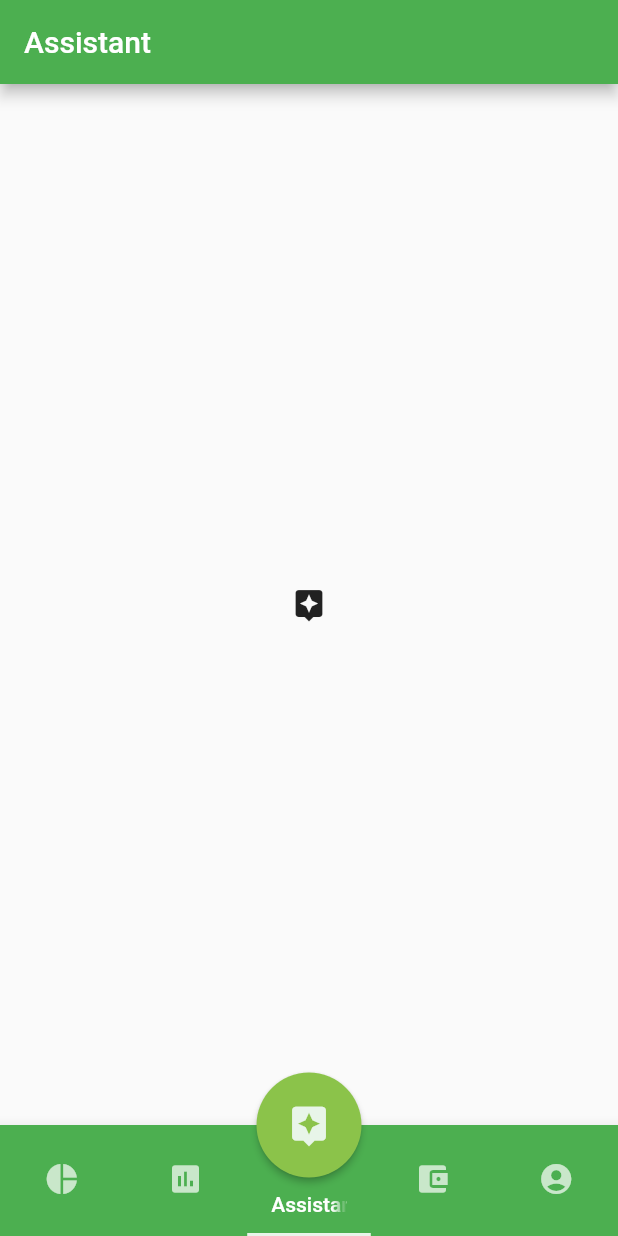
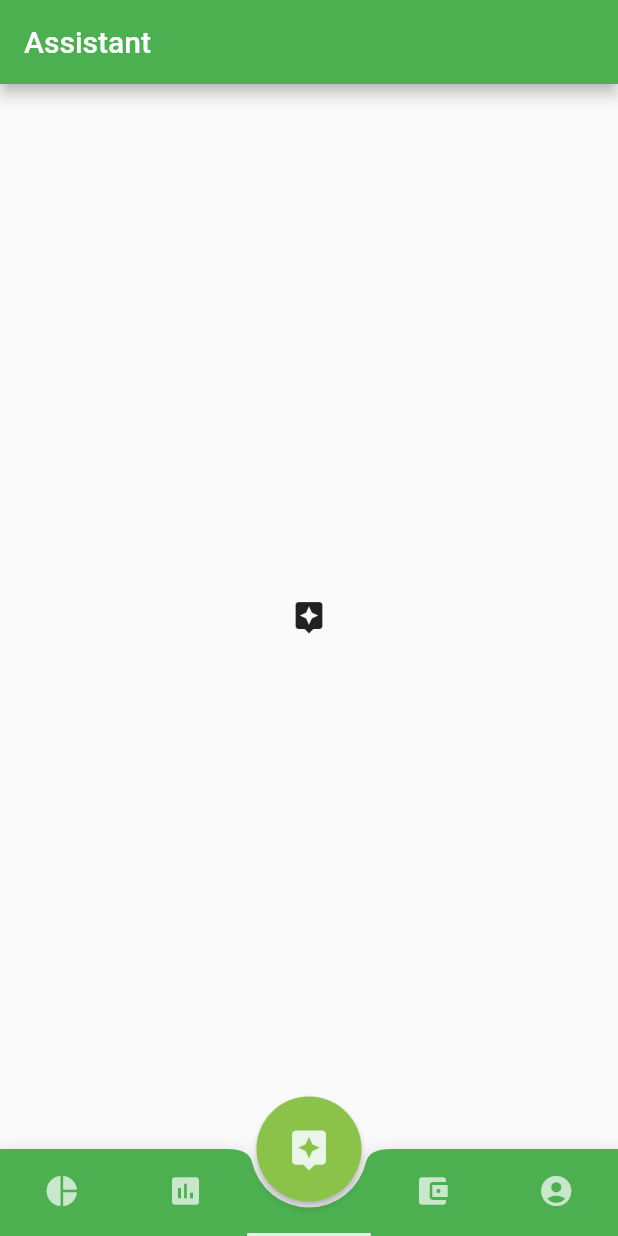
Before and after one commit to lerenn/envely-app, a Flutter app: the HomePage screen opened directly, on a phone screen of 412 x 824 dp. Run offline on Flutter 3.47's test engine with Material 2 defaults, Android fonts, the phone set to English and light mode, and no system bars; our stand-ins replace bloc, equatable, firebase_auth, flutter_bloc, flutter_screenutil; accounts and stored records are empty; statements that could not run were skipped.

Commit message:
home_page: correct tab display

```diff
--- a/lib/pages/home_page.dart
+++ b/lib/pages/home_page.dart
@@ -72,7 +72,9 @@ class _HomePageState extends State<HomePage>
               })),
       bottomNavigationBar: BottomAppBar(
           color: Theme.of(context).primaryColor,
+          shape: const CircularNotchedRectangle(),
           child: TabBar(
+              labelStyle: TextStyle(fontSize: 12.0),
               controller: _tabController,
               indicatorColor: Theme.of(context).secondaryHeaderColor,
               tabs: _buildTabs(context))),
@@ -115,7 +117,7 @@ class _HomePageState extends State<HomePage>
         tabController: _tabController);
     map[EnvelyTabPosition.ParametersTab.index] = EnvelyTab(
         position: EnvelyTabPosition.ParametersTab.index,
-        text: "Parameters",
+        text: "Settings",
         iconData: Icons.account_circle,
         tabController: _tabController);
 
@@ -166,12 +168,26 @@ class EnvelyTab extends StatefulWidget {
 class _EnvelyTabState extends State<EnvelyTab> {
   @override
   Widget build(BuildContext context) {
-    String displayedText;
+    Widget displayedText;
 
-    if (widget.tabController.index == widget.position)
-      displayedText = widget.text;
+    if (widget.tabController.index == widget.position &&
+        widget.tabController.index != 2)
+      displayedText = Text(widget.text, softWrap: false);
+    else
+      displayedText = Row();
 
-    return Tab(text: displayedText, icon: Icon(widget.iconData));
+    return Container(
+        margin: EdgeInsets.symmetric(vertical: 5, horizontal: 0),
+        child: Tab(
+            child: Column(
+                mainAxisAlignment: MainAxisAlignment.center,
+                crossAxisAlignment: CrossAxisAlignment.center,
+                children: <Widget>[
+              Container(
+                  margin: EdgeInsets.symmetric(vertical: 2, horizontal: 0),
+                  child: Icon(widget.iconData)),
+              displayedText
+            ])));
   }
 }
 
```
